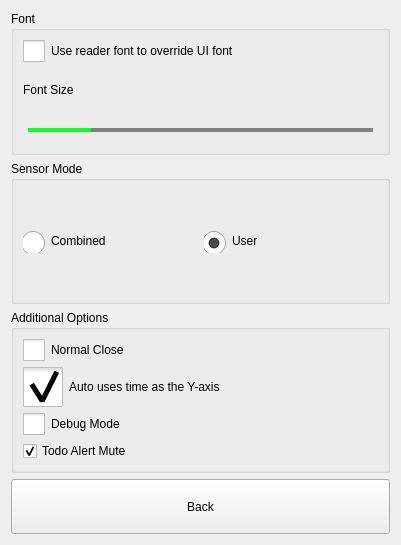
This is src/dlgpreferences.ui in ic005k/Knot-Legacy as Qt 5 draws it before an edit. The edited form follows.
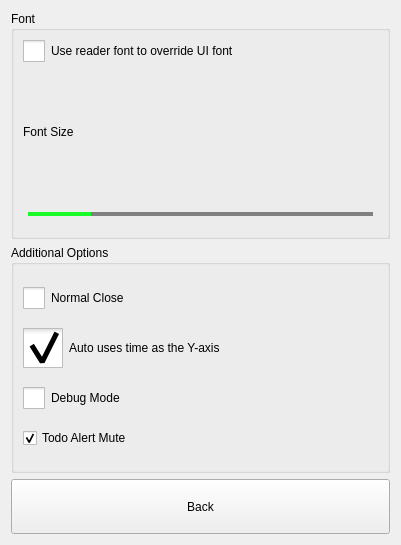
This is the edited form. Icons and pictures are not drawn.

The edit to the form file:
```diff
--- a/src/dlgpreferences.ui
+++ b/src/dlgpreferences.ui
@@ -105,83 +105,6 @@
     </widget>
    </item>
    <item row="1" column="0">
-    <widget class="QGroupBox" name="gBoxSensor">
-     <property name="title">
-      <string>Sensor Mode</string>
-     </property>
-     <layout class="QHBoxLayout" name="horizontalLayout">
-      <item>
-       <widget class="QRadioButton" name="rbSM1">
-        <property name="styleSheet">
-         <string notr="true">QRadioButton::indicator {
-    width: 25px;
-    height: 25px;
-    /*image: url(:/src/sel.png);*/
-    
-    position: relative;
-    left: 0px;
-    right: 3px;
-    top: 2px;
-    bottom:4px;
-}
-
-QRadioButton::indicator:unchecked {
-    image: url(:/src/nosel.png);
-}
-
-QRadioButton::indicator:checked {
-    image: url(:/src/sel.png);
-}
-
-
-</string>
-        </property>
-        <property name="text">
-         <string>Combined</string>
-        </property>
-        <property name="checked">
-         <bool>false</bool>
-        </property>
-       </widget>
-      </item>
-      <item>
-       <widget class="QRadioButton" name="rbSM2">
-        <property name="styleSheet">
-         <string notr="true">QRadioButton::indicator {
-    width: 25px;
-    height: 25px;
-    /*image: url(:/src/sel.png);*/
-    
-    position: relative;
-    left: 0px;
-    right: 3px;
-    top: 2px;
-    bottom:4px;
-}
-
-QRadioButton::indicator:unchecked {
-    image: url(:/src/nosel.png);
-}
-
-QRadioButton::indicator:checked {
-    image: url(:/src/sel.png);
-}
-
-
-</string>
-        </property>
-        <property name="text">
-         <string>User</string>
-        </property>
-        <property name="checked">
-         <bool>true</bool>
-        </property>
-       </widget>
-      </item>
-     </layout>
-    </widget>
-   </item>
-   <item row="2" column="0">
     <widget class="QGroupBox" name="groupBox">
      <property name="title">
       <string>Additional Options</string>
```
Left out of the diff: 16 changed lines with no effect on the pictures.
